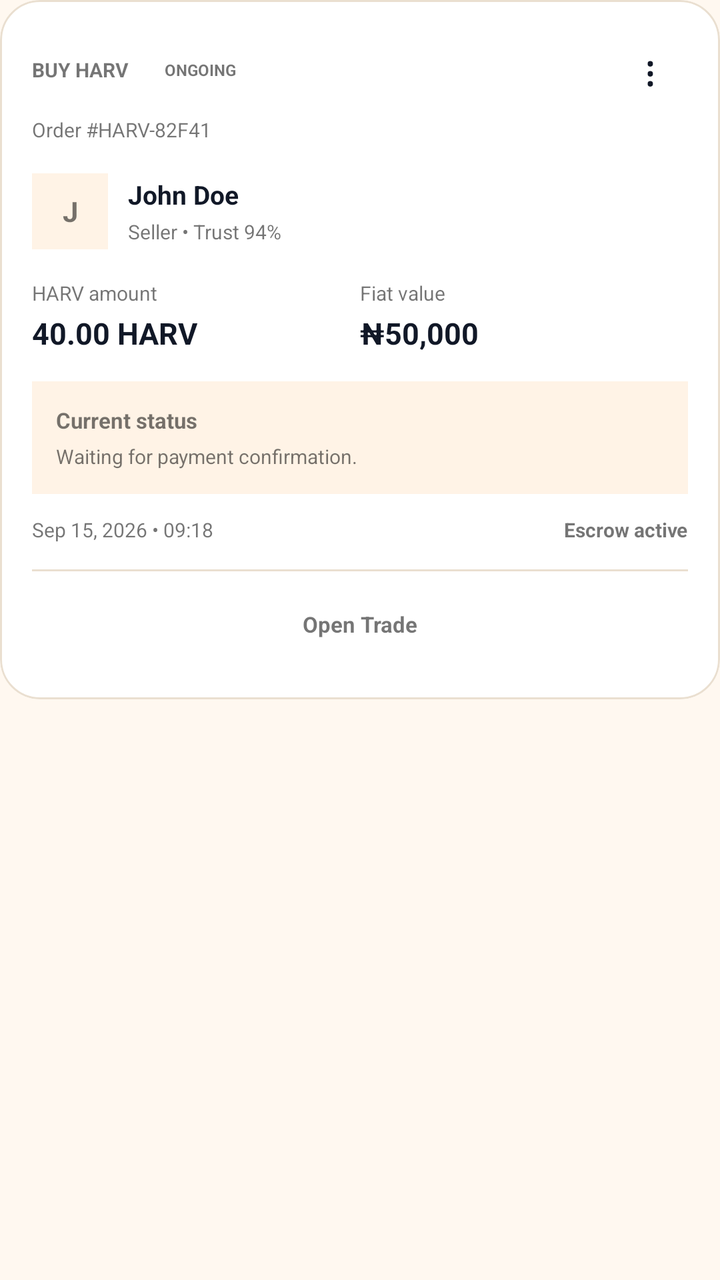
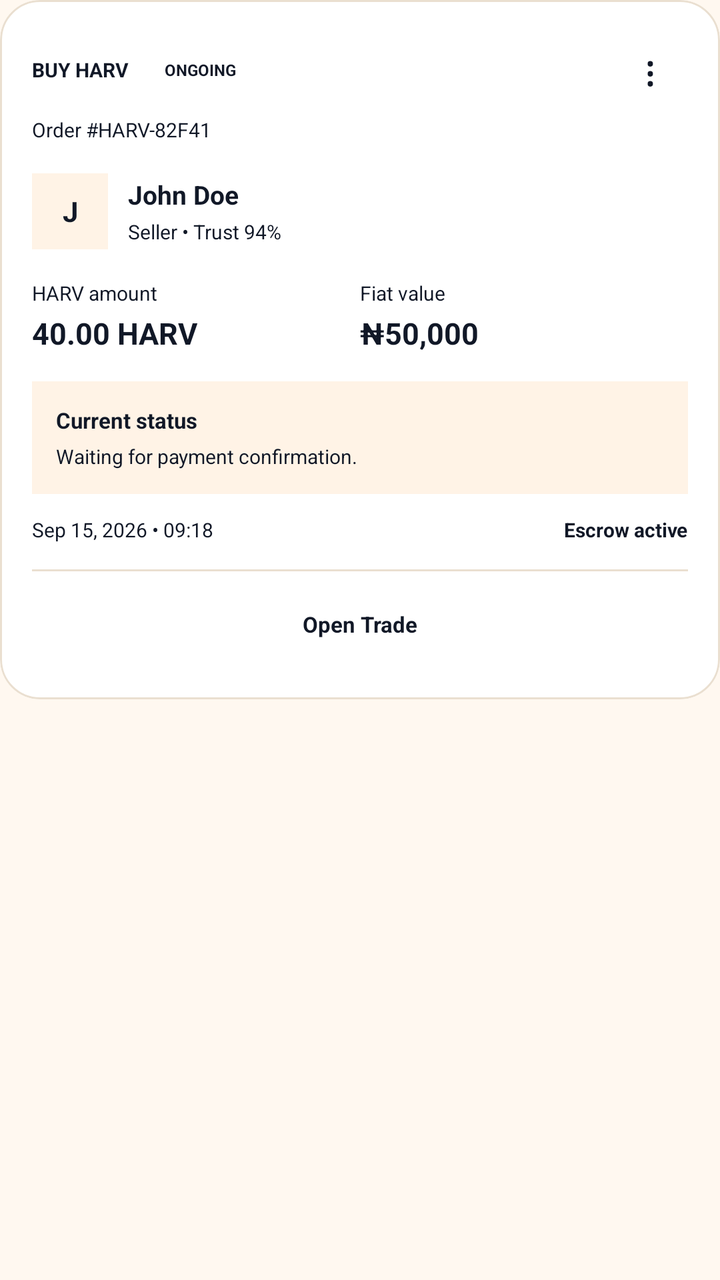

Screens rendered from an Android XML layout before and after an edit, with the pre-edit source and the edit as a unified diff.
<!-- AndroidManifest.xml: application theme AppTheme -->
<!-- res/layout/p2p_my_trade_item.xml -->
<LinearLayout
	xmlns:android="http://schemas.android.com/apk/res/android"
	xmlns:app="http://schemas.android.com/apk/res-auto"
	xmlns:tools="http://schemas.android.com/tools"
	android:layout_width="match_parent"
	android:layout_height="match_parent"
	android:orientation="vertical">
	<com.google.android.material.card.MaterialCardView
		android:id="@+id/card_my_trade_item"
		android:layout_width="match_parent"
		android:layout_height="wrap_content"
		android:layout_marginBottom="10dp"
		app:cardBackgroundColor="@color/colorP2pSurface"
		app:cardCornerRadius="20dp"
		app:cardElevation="0dp"
		app:strokeColor="@color/colorP2pBorder"
		app:strokeWidth="1dp">
		<LinearLayout
			android:id="@+id/my_trade_item_container"
			android:layout_width="match_parent"
			android:layout_height="wrap_content"
			android:padding="16dp"
			android:orientation="vertical">
			<LinearLayout
				android:id="@+id/linear270"
				android:layout_width="match_parent"
				android:layout_height="wrap_content"
				android:gravity="center_vertical"
				android:orientation="horizontal">
				<TextView
					android:id="@+id/tv_my_trade_type"
					android:layout_width="wrap_content"
					android:layout_height="wrap_content"
					android:text="BUY HARV"
					android:textSize="10sp"
					android:textStyle="bold"
					android:focusable="false" />
				<TextView
					android:id="@+id/tv_my_trade_status"
					android:layout_width="wrap_content"
					android:layout_height="27dp"
					android:gravity="center_horizontal|center_vertical"
					android:text="ONGOING"
					android:textSize="8sp"
					android:textStyle="bold"
					android:focusable="false"
					android:layout_marginStart="9dp"
					android:paddingStart="9dp"
					android:paddingEnd="9dp" />
				<LinearLayout
					android:id="@+id/linear277"
					android:layout_width="match_parent"
					android:layout_height="wrap_content"
					android:padding="8dp"
					android:orientation="horizontal"
					android:layout_weight="1" />
				<TextView
					android:id="@+id/tv_my_trade_menu"
					android:layout_width="38dp"
					android:layout_height="38dp"
					android:gravity="center_horizontal|center_vertical"
					android:text="⋮"
					android:textSize="21sp"
					android:textColor="@color/colorP2pTextPrimary"
					android:focusable="false" />
			</LinearLayout>
			<TextView
				android:id="@+id/tv_my_trade_order_id"
				android:layout_width="wrap_content"
				android:layout_height="wrap_content"
				android:layout_marginTop="4dp"
				android:text="Order #HARV-82F41"
				android:textSize="10sp"
				android:focusable="false" />
			<LinearLayout
				android:id="@+id/linear271"
				android:layout_width="match_parent"
				android:layout_height="wrap_content"
				android:layout_marginTop="15dp"
				android:gravity="center_vertical"
				android:orientation="horizontal">
				<TextView
					android:id="@+id/tv_my_trade_avatar"
					android:layout_width="38dp"
					android:layout_height="38dp"
					android:background="@color/colorP2pSurfaceAlt"
					android:gravity="center_horizontal|center_vertical"
					android:text="J"
					android:textSize="14sp"
					android:textStyle="bold"
					android:focusable="false" />
				<LinearLayout
					android:id="@+id/linear272"
					android:layout_width="0dp"
					android:layout_height="wrap_content"
					android:orientation="vertical"
					android:layout_weight="1"
					android:layout_marginStart="10dp">
					<TextView
						android:id="@+id/tv_my_trade_counterparty"
						android:layout_width="wrap_content"
						android:layout_height="wrap_content"
						android:text="John Doe"
						android:textSize="13sp"
						android:textStyle="bold"
						android:textColor="@color/colorP2pTextPrimary"
						android:focusable="false" />
					<TextView
						android:id="@+id/tv_my_trade_counterparty_meta"
						android:layout_width="wrap_content"
						android:layout_height="wrap_content"
						android:layout_marginTop="3dp"
						android:text="Seller • Trust 94%"
						android:textSize="10sp"
						android:focusable="false" />
				</LinearLayout>
			</LinearLayout>
			<LinearLayout
				android:id="@+id/linear273"
				android:layout_width="match_parent"
				android:layout_height="wrap_content"
				android:layout_marginTop="15dp"
				android:orientation="horizontal">
				<LinearLayout
					android:id="@+id/linear274"
					android:layout_width="0dp"
					android:layout_height="wrap_content"
					android:orientation="vertical"
					android:layout_weight="1">
					<TextView
						android:id="@+id/textview158"
						android:layout_width="wrap_content"
						android:layout_height="wrap_content"
						android:text="HARV amount"
						android:textSize="10sp"
						android:focusable="false" />
					<TextView
						android:id="@+id/tv_my_trade_ajc"
						android:layout_width="wrap_content"
						android:layout_height="wrap_content"
						android:layout_marginTop="3dp"
						android:text="40.00 HARV"
						android:textSize="15sp"
						android:textStyle="bold"
						android:textColor="@color/colorP2pTextPrimary"
						android:focusable="false" />
				</LinearLayout>
				<LinearLayout
					android:id="@+id/linear275"
					android:layout_width="0dp"
					android:layout_height="wrap_content"
					android:orientation="vertical"
					android:layout_weight="1">
					<TextView
						android:id="@+id/textview159"
						android:layout_width="wrap_content"
						android:layout_height="wrap_content"
						android:text="Fiat value"
						android:textSize="10sp"
						android:focusable="false" />
					<TextView
						android:id="@+id/tv_my_trade_fiat"
						android:layout_width="wrap_content"
						android:layout_height="wrap_content"
						android:layout_marginTop="3dp"
						android:text="₦50,000"
						android:textSize="15sp"
						android:textStyle="bold"
						android:textColor="@color/colorP2pTextPrimary"
						android:focusable="false" />
				</LinearLayout>
			</LinearLayout>
			<LinearLayout
				android:id="@+id/layout_my_trade_state"
				android:layout_width="match_parent"
				android:layout_height="wrap_content"
				android:layout_marginTop="14dp"
				android:padding="12dp"
				android:background="@color/colorP2pSurfaceAlt"
				android:orientation="vertical">
				<TextView
					android:id="@+id/tv_my_trade_state_title"
					android:layout_width="wrap_content"
					android:layout_height="wrap_content"
					android:text="Current status"
					android:textSize="11sp"
					android:textStyle="bold"
					android:focusable="false" />
				<TextView
					android:id="@+id/tv_my_trade_state_description"
					android:layout_width="match_parent"
					android:layout_height="wrap_content"
					android:layout_marginTop="4dp"
					android:text="Waiting for payment confirmation."
					android:textSize="10sp"
					android:focusable="false" />
			</LinearLayout>
			<LinearLayout
				android:id="@+id/linear276"
				android:layout_width="match_parent"
				android:layout_height="wrap_content"
				android:layout_marginTop="11dp"
				android:orientation="horizontal">
				<TextView
					android:id="@+id/tv_my_trade_date"
					android:layout_width="0dp"
					android:layout_height="wrap_content"
					android:text="Sep 15, 2026 • 09:18"
					android:textSize="10sp"
					android:layout_weight="1"
					android:focusable="false" />
				<TextView
					android:id="@+id/tv_my_trade_tx_state"
					android:layout_width="wrap_content"
					android:layout_height="wrap_content"
					android:text="Escrow active"
					android:textSize="10sp"
					android:textStyle="bold"
					android:focusable="false" />
			</LinearLayout>
			<View
				android:id="@+id/view277"
				android:layout_width="match_parent"
				android:layout_height="1dp"
				android:layout_marginTop="13dp"
				android:background="@color/colorP2pBorder" />
			<TextView
				android:id="@+id/tv_my_trade_open"
				android:layout_width="match_parent"
				android:layout_height="43dp"
				android:layout_marginTop="5dp"
				android:gravity="center_horizontal|center_vertical"
				android:text="Open Trade"
				android:textSize="11sp"
				android:textStyle="bold"
				android:focusable="false" />
		</LinearLayout>
	</com.google.android.material.card.MaterialCardView>
</LinearLayout>
<!-- resources referenced by this layout -->
<resources>
  <style name="AppTheme" parent="Theme.MaterialComponents.DayNight.NoActionBar">
          <item name="appBarColor">@color/colorAccent</item>
          <item name="onAppBarColor">@color/colorTextOnAccent</item>
          <item name="colorSecondary">@color/colorAccent</item>
          <item name="colorOnSecondary">@color/colorTextOnAccent</item>
          <item name="colorPrimaryVariant">@color/colorAccentDark</item>
          <item name="colorSecondaryVariant">@color/colorAccentDark</item>
          <item name="colorError">@color/colorError</item>
          <item name="colorOnError">@color/colorTextPrimaryWhite</item>
          <item name="colorControlActivated">@color/colorAccent</item>
          <item name="colorControlNormal">@color/colorControlNormal</item>
          <item name="colorControlHighlight">@color/colorAccentRipple</item>
          <item name="android:textColorHighlight">@color/colorAccentStroke</item>
          <item name="android:textColorLink">@color/colorAccentStrong</item>
          <item name="android:editTextColor">@color/colorTextPrimary</item>
          <item name="android:navigationBarColor">@color/colorBackground</item>
          <item name="colorPrimary">@color/colorAccent</item>
          <item name="colorPrimaryDark">@color/colorAccentStrong</item>
          <item name="colorAccent">@color/colorAccent</item>
          <item name="colorSurface">@color/colorSurface</item>
          <item name="colorOnPrimary">@color/colorTextOnAccent</item>
          <item name="colorOnSurface">@color/colorTextPrimary</item>
          <item name="colorOnBackground">@color/colorTextPrimary</item>
          <item name="colorOnSurfaceVariant">@color/colorTextSecondary</item>
          <item name="android:textColorPrimary">@color/colorTextPrimary</item>
          <item name="android:textColorSecondary">@color/colorTextSecondary</item>
          <item name="android:textColorHint">@color/colorTextTertiary</item>
          <item name="android:statusBarColor">?attr/appBarColor</item>
          <item name="android:windowLightStatusBar">true</item>
          <item name="android:windowBackground">@color/colorBackground</item>
          <item name="alertDialogTheme">@style/AjooAlertDialog</item>
          <item name="materialAlertDialogTheme">@style/AjooAlertDialog</item>
          <item name="bottomSheetDialogTheme">@style/AjooBottomSheetDialog</item>
      </style>
  <style name="AjooAlertDialog" parent="ThemeOverlay.MaterialComponents.MaterialAlertDialog">
          <item name="colorPrimary">@color/colorAccent</item>
          <item name="colorAccent">@color/colorAccent</item>
          <item name="colorSurface">@color/colorSurface</item>
          <item name="colorOnPrimary">@color/colorTextOnAccent</item>
          <item name="colorOnSurface">@color/colorTextPrimary</item>
          <item name="android:textColorPrimary">@color/colorTextPrimary</item>
          <item name="android:textColor">@color/colorTextPrimary</item>
          <item name="android:windowBackground">@color/colorSurface</item>
          <item name="buttonBarPositiveButtonStyle">@style/AjooDialogButton</item>
          <item name="buttonBarNegativeButtonStyle">@style/AjooDialogButton</item>
          <item name="buttonBarNeutralButtonStyle">@style/AjooDialogButton</item>
      </style>
  <style name="AjooBottomSheetDialog" parent="ThemeOverlay.MaterialComponents.BottomSheetDialog">
          <item name="colorPrimary">@color/colorAccent</item>
          <item name="colorAccent">@color/colorAccent</item>
          <item name="colorSurface">@color/colorSurface</item>
          <item name="colorOnPrimary">@color/colorTextOnAccent</item>
          <item name="colorOnSurface">@color/colorTextPrimary</item>
          <item name="colorOnSurfaceVariant">@color/colorTextSecondary</item>
          <item name="android:textColorPrimary">@color/colorTextPrimary</item>
          <item name="bottomSheetStyle">@style/AjooBottomSheetStyle</item>
      </style>
  <style name="AjooDialogButton" parent="Widget.MaterialComponents.Button.TextButton.Dialog">
          <item name="android:textColor">@color/colorAccent</item>
          <item name="android:minHeight">48dp</item>
      </style>
  <style name="AjooBottomSheetStyle" parent="Widget.MaterialComponents.BottomSheet.Modal">
          <item name="backgroundTint">?attr/colorSurface</item>
          <item name="shapeAppearanceOverlay">@style/AjooBottomSheetShape</item>
      </style>
  <style name="AjooBottomSheetShape" parent="">
          <item name="cornerFamily">rounded</item>
          <item name="cornerSizeTopLeft">20dp</item>
          <item name="cornerSizeTopRight">20dp</item>
          <item name="cornerSizeBottomLeft">0dp</item>
          <item name="cornerSizeBottomRight">0dp</item>
      </style>
  <!-- unchanged entries left out for length: 18 -->
</resources>

<!-- the commit's change to res/layout/p2p_my_trade_item.xml (unified diff, before → after) -->
@@ -135,7 +135,7 @@
 						android:textSize="10sp"
 						android:focusable="false" />
 					<TextView
-						android:id="@+id/tv_my_trade_ajc"
+						android:id="@+id/tv_my_trade_harv"
 						android:layout_width="wrap_content"
 						android:layout_height="wrap_content"
 						android:layout_marginTop="3dp"
<!-- resource entries referenced after the edit -->
@@ -1,6 +1,8 @@
 <!-- resources referenced by this layout -->
 <resources>
   <style name="AppTheme" parent="Theme.MaterialComponents.DayNight.NoActionBar">
+          
+          <item name="android:textViewStyle">@style/HarvannaTextView</item>
           <item name="appBarColor">@color/colorAccent</item>
           <item name="onAppBarColor">@color/colorTextOnAccent</item>
           <item name="colorSecondary">@color/colorAccent</item>
@@ -30,11 +32,14 @@
           <item name="android:statusBarColor">?attr/appBarColor</item>
           <item name="android:windowLightStatusBar">true</item>
           <item name="android:windowBackground">@color/colorBackground</item>
-          <item name="alertDialogTheme">@style/AjooAlertDialog</item>
-          <item name="materialAlertDialogTheme">@style/AjooAlertDialog</item>
-          <item name="bottomSheetDialogTheme">@style/AjooBottomSheetDialog</item>
+          <item name="alertDialogTheme">@style/HarvannaAlertDialog</item>
+          <item name="materialAlertDialogTheme">@style/HarvannaAlertDialog</item>
+          <item name="bottomSheetDialogTheme">@style/HarvannaBottomSheetDialog</item>
       </style>
-  <style name="AjooAlertDialog" parent="ThemeOverlay.MaterialComponents.MaterialAlertDialog">
+  <style name="HarvannaTextView" parent="android:Widget.TextView">
+          <item name="android:textColor">@color/colorTextPrimary</item>
+      </style>
+  <style name="HarvannaAlertDialog" parent="ThemeOverlay.MaterialComponents.MaterialAlertDialog">
           <item name="colorPrimary">@color/colorAccent</item>
           <item name="colorAccent">@color/colorAccent</item>
           <item name="colorSurface">@color/colorSurface</item>
@@ -43,11 +48,11 @@
           <item name="android:textColorPrimary">@color/colorTextPrimary</item>
           <item name="android:textColor">@color/colorTextPrimary</item>
           <item name="android:windowBackground">@color/colorSurface</item>
-          <item name="buttonBarPositiveButtonStyle">@style/AjooDialogButton</item>
-          <item name="buttonBarNegativeButtonStyle">@style/AjooDialogButton</item>
-          <item name="buttonBarNeutralButtonStyle">@style/AjooDialogButton</item>
+          <item name="buttonBarPositiveButtonStyle">@style/HarvannaDialogButton</item>
+          <item name="buttonBarNegativeButtonStyle">@style/HarvannaDialogButton</item>
+          <item name="buttonBarNeutralButtonStyle">@style/HarvannaDialogButton</item>
       </style>
-  <style name="AjooBottomSheetDialog" parent="ThemeOverlay.MaterialComponents.BottomSheetDialog">
+  <style name="HarvannaBottomSheetDialog" parent="ThemeOverlay.MaterialComponents.BottomSheetDialog">
           <item name="colorPrimary">@color/colorAccent</item>
           <item name="colorAccent">@color/colorAccent</item>
           <item name="colorSurface">@color/colorSurface</item>
@@ -55,17 +60,17 @@
           <item name="colorOnSurface">@color/colorTextPrimary</item>
           <item name="colorOnSurfaceVariant">@color/colorTextSecondary</item>
           <item name="android:textColorPrimary">@color/colorTextPrimary</item>
-          <item name="bottomSheetStyle">@style/AjooBottomSheetStyle</item>
+          <item name="bottomSheetStyle">@style/HarvannaBottomSheetStyle</item>
       </style>
-  <style name="AjooDialogButton" parent="Widget.MaterialComponents.Button.TextButton.Dialog">
+  <style name="HarvannaDialogButton" parent="Widget.MaterialComponents.Button.TextButton.Dialog">
           <item name="android:textColor">@color/colorAccent</item>
           <item name="android:minHeight">48dp</item>
       </style>
-  <style name="AjooBottomSheetStyle" parent="Widget.MaterialComponents.BottomSheet.Modal">
+  <style name="HarvannaBottomSheetStyle" parent="Widget.MaterialComponents.BottomSheet.Modal">
           <item name="backgroundTint">?attr/colorSurface</item>
-          <item name="shapeAppearanceOverlay">@style/AjooBottomSheetShape</item>
+          <item name="shapeAppearanceOverlay">@style/HarvannaBottomSheetShape</item>
       </style>
-  <style name="AjooBottomSheetShape" parent="">
+  <style name="HarvannaBottomSheetShape" parent="">
           <item name="cornerFamily">rounded</item>
           <item name="cornerSizeTopLeft">20dp</item>
           <item name="cornerSizeTopRight">20dp</item>
